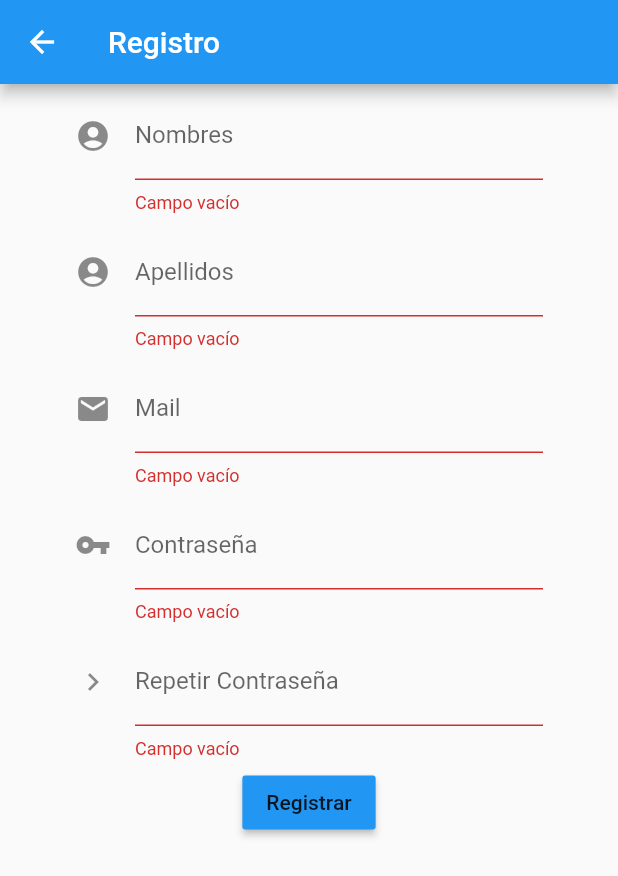
After one commit to Tony-Rome/app-rastreo-seguridad, a Flutter app: the Registro screen opened by its route, after a tap on "Registrar", on a phone screen of 412 x 824 dp. The commit adds this screen. Shown: the top 876 px of the screen. Run offline on Flutter 3.47's test engine with Material 2 defaults, Android fonts, the phone set to English and light mode, and no system bars.

Commit message:
vistas asignadas

```diff
--- /dev/null
+++ b/lib/vistas/registro.dart
@@ -0,0 +1,114 @@
+import 'package:flutter/material.dart';
+
+class Registro extends StatelessWidget {
+  @override
+  Widget build(BuildContext context) {
+    return Scaffold(
+      appBar: AppBar(title: Text('Registro')),
+      body: FormRegistro(),
+    );
+  }
+}
+
+class FormRegistro extends StatefulWidget {
+  @override
+  FormRegistroState createState() {
+    return FormRegistroState();
+  }
+}
+
+
+class FormRegistroState extends State<FormRegistro> {
+  final _formKey = GlobalKey<FormState>();
+  String _nombre;
+  String _apellido;
+  String _mail;
+  String _clave;
+  String _clave2;
+  @override
+  Widget build(BuildContext context) {
+    return Form(
+      key: _formKey,
+      child: Column(
+        children: <Widget>[
+          Padding(padding: EdgeInsets.symmetric(vertical:5,horizontal:50), child:TextFormField(
+          decoration: const InputDecoration(
+            icon: Icon(Icons.account_circle),
+            hintText: 'Juan Carlos',
+            labelText: 'Nombres',
+          ),
+          validator: (value) {
+              if (value.isEmpty) {
+                return 'Campo vacío';
+              }
+              return null;
+            },
+          onSaved: (value) => _nombre=value,
+        )),
+        Padding(padding: EdgeInsets.symmetric(vertical:5,horizontal:50), child:TextFormField(
+          decoration: const InputDecoration(
+            icon: Icon(Icons.account_circle),
+            hintText: 'Villagrán Pino',
+            labelText: 'Apellidos',
+          ),
+          validator: (value) {
+              if (value.isEmpty) {
+                return 'Campo vacío';
+              }
+              return null;
+            },
+          onSaved: (value) => _apellido=value,
+        )),
+          Padding(padding: EdgeInsets.symmetric(vertical:5,horizontal:50), child:TextFormField(
+          decoration: const InputDecoration(
+            icon: Icon(Icons.mail),
+            hintText: 'usuario@hotmail.com',
+            labelText: 'Mail',
+          ),
+          validator: (value) {
+              if (value.isEmpty) {
+                return 'Campo vacío';
+              }
+              return null;
+            },
+          onSaved: (value) => _mail=value,
+        )),
+          Padding(padding: EdgeInsets.symmetric(vertical:5,horizontal:50), child:TextFormField(
+          obscureText: true,
+          decoration: const InputDecoration(
+            icon: Icon(Icons.vpn_key),
+            hintText: '***********',
+            labelText: 'Contraseña',
+          ),
+          validator: (value) {
+              if (value.isEmpty) {
+                return 'Campo vacío';
+              }
+              return null;
+            },
+          onSaved: (value) => _clave=value,
+        )),
+        Padding(padding: EdgeInsets.symmetric(vertical:5,horizontal:50), child:TextFormField(
+          obscureText: true,
+          decoration: const InputDecoration(
+            icon: Icon(Icons.keyboard_arrow_right),
+            hintText: '***********',
+            labelText: 'Repetir Contraseña',
+          ),
+          validator: (value) {
+              if (value.isEmpty) {
+                return 'Campo vacío';
+              }
+              return null;
+            },
+          onSaved: (value) => _clave2=value,
+        )),
+        RaisedButton(
+          color: Colors.blue,
+          onPressed: () {
+            if (_formKey.currentState.validate()) {
+              Scaffold.of(context).showSnackBar(SnackBar(content: Text('Registrando')));}},
+        child: Text('Registrar'),),
+        ]));
+  }
+}
```
Also changed, not shown: lib/main.dart (+15 -1 lines), lib/vistas/contactos.dart (+48 -14 lines), lib/vistas/login.dart (added, +83 -0 lines), lib/vistas/rutanueva.dart (added, +59 -0 lines), lib/vistas/rutas.dart (added, +56 -0 lines), lib/vistas/rutavieja.dart (added, +42 -0 lines).
